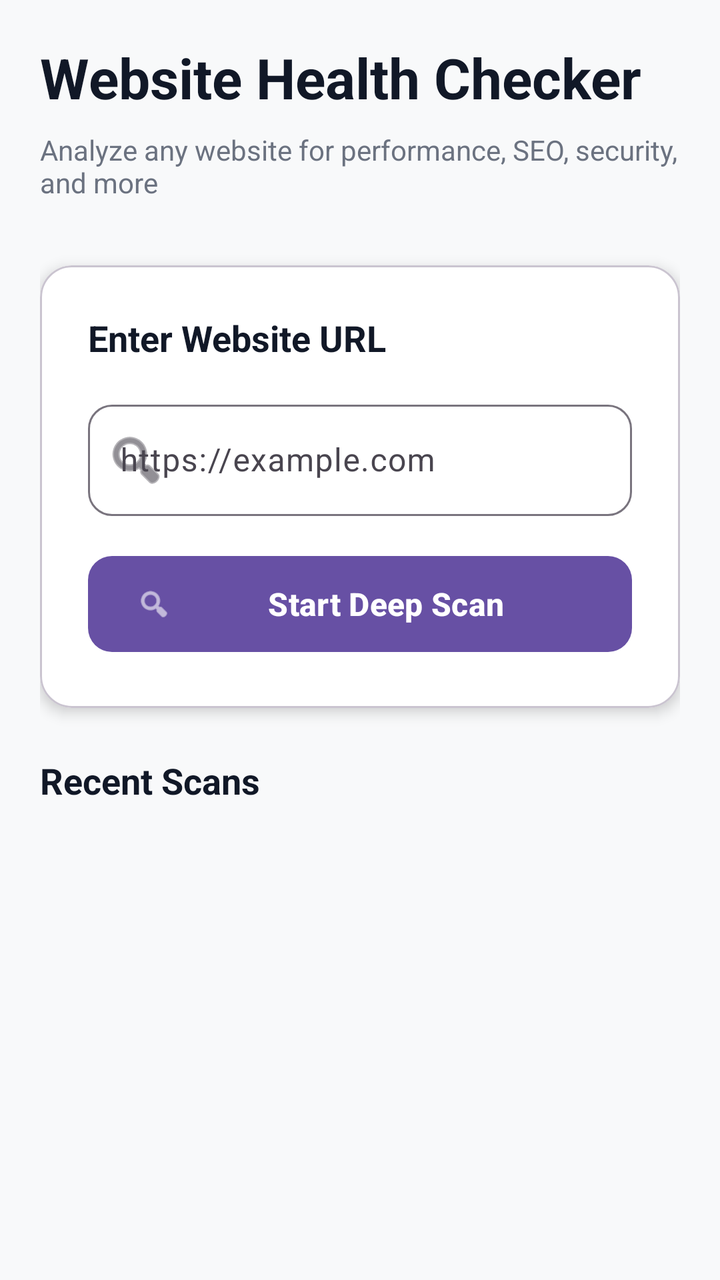
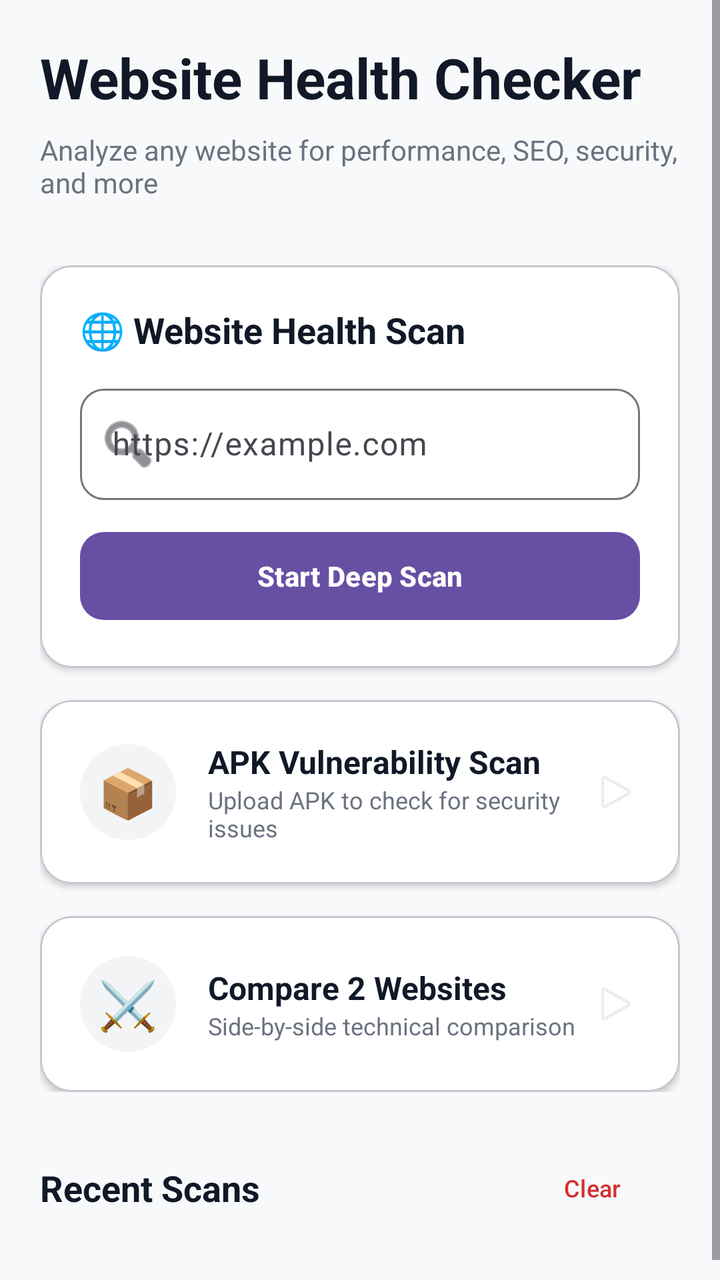

The first picture is an Android layout as it rendered before a commit; the second is the same layout after the commit. The layout source and the unified diff follow.
<!-- AndroidManifest.xml: application theme Theme.HealthChecker -->
<!-- res/layout/fragment_home.xml -->
<?xml version="1.0" encoding="utf-8"?>
<ScrollView xmlns:android="http://schemas.android.com/apk/res/android"
    xmlns:app="http://schemas.android.com/apk/res-auto"
    android:layout_width="match_parent"
    android:layout_height="match_parent"
    android:background="@color/md_theme_light_background">

    <LinearLayout
        android:layout_width="match_parent"
        android:layout_height="wrap_content"
        android:orientation="vertical"
        android:padding="20dp">

        
        <TextView
            android:layout_width="wrap_content"
            android:layout_height="wrap_content"
            android:text="Website Health Checker"
            android:textSize="28sp"
            android:textStyle="bold"
            android:textColor="@color/text_premium_primary"
            android:layout_marginBottom="8dp"/>

        <TextView
            android:layout_width="wrap_content"
            android:layout_height="wrap_content"
            android:text="Analyze any website for performance, SEO, security, and more"
            android:textSize="14sp"
            android:textColor="@color/text_premium_secondary"
            android:layout_marginBottom="32dp"/>

        
        <com.google.android.material.card.MaterialCardView
            android:layout_width="match_parent"
            android:layout_height="wrap_content"
            app:cardElevation="4dp"
            app:cardCornerRadius="16dp"
            app:cardBackgroundColor="@color/white"
            android:layout_marginBottom="24dp">

            <LinearLayout
                android:layout_width="match_parent"
                android:layout_height="wrap_content"
                android:orientation="vertical"
                android:padding="24dp">

                <TextView
                    android:layout_width="wrap_content"
                    android:layout_height="wrap_content"
                    android:text="Enter Website URL"
                    android:textSize="18sp"
                    android:textStyle="bold"
                    android:textColor="@color/text_premium_primary"
                    android:layout_marginBottom="16dp"/>

                
                <com.google.android.material.textfield.TextInputLayout
                    android:layout_width="match_parent"
                    android:layout_height="wrap_content"
                    android:hint="https://example.com"
                    app:startIconDrawable="@android:drawable/ic_menu_search"
                    app:boxCornerRadiusTopStart="12dp"
                    app:boxCornerRadiusTopEnd="12dp"
                    app:boxCornerRadiusBottomStart="12dp"
                    app:boxCornerRadiusBottomEnd="12dp"
                    android:layout_marginBottom="16dp">

                    <com.google.android.material.textfield.TextInputEditText
                        android:id="@+id/etUrl"
                        android:layout_width="match_parent"
                        android:layout_height="wrap_content"
                        android:inputType="textUri"/>
                </com.google.android.material.textfield.TextInputLayout>

                
                <com.google.android.material.button.MaterialButton
                    android:id="@+id/btnStartScan"
                    android:layout_width="match_parent"
                    android:layout_height="56dp"
                    android:text="Start Deep Scan"
                    android:textSize="16sp"
                    android:textStyle="bold"
                    app:cornerRadius="12dp"
                    app:icon="@android:drawable/ic_menu_search"
                    style="@style/Widget.Material3.Button"/>
            </LinearLayout>
        </com.google.android.material.card.MaterialCardView>

        
        <TextView
            android:layout_width="wrap_content"
            android:layout_height="wrap_content"
            android:text="Recent Scans"
            android:textSize="18sp"
            android:textStyle="bold"
            android:textColor="@color/text_premium_primary"
            android:layout_marginBottom="12dp"/>

        <androidx.recyclerview.widget.RecyclerView
            android:id="@+id/recyclerViewRecentScans"
            android:layout_width="match_parent"
            android:layout_height="wrap_content"/>
    </LinearLayout>
</ScrollView>
<!-- resources referenced by this layout -->
<resources>
  <color name="md_theme_light_background">#F8F9FA</color>
  <color name="text_premium_primary">#111827</color>
  <color name="text_premium_secondary">#6B7280</color>
  <color name="white">#FFFFFF</color>
  <style name="Theme.HealthChecker" parent="Theme.Material3.Light">
          <item name="colorPrimary">@color/md_theme_light_primary</item>
          <item name="colorOnPrimary">@color/md_theme_light_onPrimary</item>
          <item name="colorPrimaryContainer">@color/md_theme_light_primaryContainer</item>
          <item name="colorOnPrimaryContainer">@color/md_theme_light_onPrimaryContainer</item>
          <item name="colorSecondary">@color/md_theme_light_secondary</item>
          <item name="colorOnSecondary">@color/md_theme_light_onSecondary</item>
          <item name="colorSecondaryContainer">@color/md_theme_light_secondaryContainer</item>
          <item name="colorOnSecondaryContainer">@color/md_theme_light_onSecondaryContainer</item>
          <item name="colorTertiary">@color/md_theme_light_tertiary</item>
          <item name="colorOnTertiary">@color/md_theme_light_onTertiary</item>
          <item name="colorTertiaryContainer">@color/md_theme_light_tertiaryContainer</item>
          <item name="colorOnTertiaryContainer">@color/md_theme_light_onTertiaryContainer</item>
          <item name="colorError">@color/md_theme_light_error</item>
          <item name="colorOnError">@color/md_theme_light_onError</item>
          <item name="colorErrorContainer">@color/md_theme_light_errorContainer</item>
          <item name="colorOnErrorContainer">@color/md_theme_light_onErrorContainer</item>
          <item name="colorOutline">@color/md_theme_light_outline</item>
          <item name="android:colorBackground">@color/md_theme_light_background</item>
          <item name="colorOnBackground">@color/md_theme_light_onBackground</item>
          <item name="colorSurface">@color/md_theme_light_surface</item>
          <item name="colorOnSurface">@color/md_theme_light_onSurface</item>
          <item name="colorSurfaceVariant">@color/md_theme_light_surfaceVariant</item>
          <item name="colorOnSurfaceVariant">@color/md_theme_light_onSurfaceVariant</item>
      </style>
  <color name="md_theme_light_primary">#6750A4</color>
  <color name="md_theme_light_onPrimary">#FFFFFF</color>
  <color name="md_theme_light_primaryContainer">#EADDFF</color>
  <color name="md_theme_light_onPrimaryContainer">#21005D</color>
  <color name="md_theme_light_secondary">#625B71</color>
  <color name="md_theme_light_onSecondary">#FFFFFF</color>
  <color name="md_theme_light_secondaryContainer">#E8DEF8</color>
  <color name="md_theme_light_onSecondaryContainer">#1D192B</color>
  <color name="md_theme_light_tertiary">#7D5260</color>
  <color name="md_theme_light_onTertiary">#FFFFFF</color>
  <color name="md_theme_light_tertiaryContainer">#FFD8E4</color>
  <color name="md_theme_light_onTertiaryContainer">#31111D</color>
  <color name="md_theme_light_error">#B3261E</color>
  <color name="md_theme_light_onError">#FFFFFF</color>
  <color name="md_theme_light_errorContainer">#F9DEDC</color>
  <color name="md_theme_light_onErrorContainer">#410E0B</color>
  <color name="md_theme_light_outline">#79747E</color>
  <color name="md_theme_light_onBackground">#1F2937</color>
  <color name="md_theme_light_surface">#FFFBFE</color>
  <color name="md_theme_light_onSurface">#1C1B1F</color>
  <color name="md_theme_light_surfaceVariant">#E7E0EC</color>
  <color name="md_theme_light_onSurfaceVariant">#49454F</color>
</resources>

<!-- the commit's change to res/layout/fragment_home.xml (unified diff, before → after) -->
@@ -30,71 +30,209 @@
             android:layout_marginBottom="32dp"/>
 
         
-        <com.google.android.material.card.MaterialCardView
+        <LinearLayout
             android:layout_width="match_parent"
             android:layout_height="wrap_content"
-            app:cardElevation="4dp"
-            app:cardCornerRadius="16dp"
-            app:cardBackgroundColor="@color/white"
+            android:orientation="vertical"
             android:layout_marginBottom="24dp">
 
-            <LinearLayout
+            
+            <com.google.android.material.card.MaterialCardView
                 android:layout_width="match_parent"
                 android:layout_height="wrap_content"
-                android:orientation="vertical"
-                android:padding="24dp">
-
-                <TextView
-                    android:layout_width="wrap_content"
-                    android:layout_height="wrap_content"
-                    android:text="Enter Website URL"
-                    android:textSize="18sp"
-                    android:textStyle="bold"
-                    android:textColor="@color/text_premium_primary"
-                    android:layout_marginBottom="16dp"/>
-
-                
-                <com.google.android.material.textfield.TextInputLayout
+                app:cardElevation="2dp"
+                app:cardCornerRadius="16dp"
+                app:cardBackgroundColor="@color/white"
+                android:layout_marginBottom="16dp">
+
+                <LinearLayout
                     android:layout_width="match_parent"
                     android:layout_height="wrap_content"
-                    android:hint="https://example.com"
-                    app:startIconDrawable="@android:drawable/ic_menu_search"
-                    app:boxCornerRadiusTopStart="12dp"
-                    app:boxCornerRadiusTopEnd="12dp"
-                    app:boxCornerRadiusBottomStart="12dp"
-                    app:boxCornerRadiusBottomEnd="12dp"
-                    android:layout_marginBottom="16dp">
-
-                    <com.google.android.material.textfield.TextInputEditText
-                        android:id="@+id/etUrl"
+                    android:orientation="vertical"
+                    android:padding="20dp">
+
+                    <TextView
+                        android:layout_width="wrap_content"
+                        android:layout_height="wrap_content"
+                        android:text="🌐 Website Health Scan"
+                        android:textSize="18sp"
+                        android:textStyle="bold"
+                        android:textColor="@color/text_premium_primary"
+                        android:layout_marginBottom="12dp"/>
+
+                    <com.google.android.material.textfield.TextInputLayout
                         android:layout_width="match_parent"
                         android:layout_height="wrap_content"
-                        android:inputType="textUri"/>
-                </com.google.android.material.textfield.TextInputLayout>
-
-                
-                <com.google.android.material.button.MaterialButton
-                    android:id="@+id/btnStartScan"
+                        android:hint="https://example.com"
+                        app:startIconDrawable="@android:drawable/ic_menu_search"
+                        app:boxCornerRadiusTopStart="12dp"
+                        app:boxCornerRadiusTopEnd="12dp"
+                        app:boxCornerRadiusBottomStart="12dp"
+                        app:boxCornerRadiusBottomEnd="12dp"
+                        android:layout_marginBottom="12dp">
+
+                        <com.google.android.material.textfield.TextInputEditText
+                            android:id="@+id/etUrl"
+                            android:layout_width="match_parent"
+                            android:layout_height="wrap_content"
+                            android:inputType="textUri"/>
+                    </com.google.android.material.textfield.TextInputLayout>
+
+                    <com.google.android.material.button.MaterialButton
+                        android:id="@+id/btnStartScan"
+                        android:layout_width="match_parent"
+                        android:layout_height="52dp"
+                        android:text="Start Deep Scan"
+                        android:textStyle="bold"
+                        app:cornerRadius="12dp"
+                        style="@style/Widget.Material3.Button"/>
+                </LinearLayout>
+            </com.google.android.material.card.MaterialCardView>
+
+            
+            <com.google.android.material.card.MaterialCardView
+                android:id="@+id/cardApkAnalysis"
+                android:layout_width="match_parent"
+                android:layout_height="wrap_content"
+                app:cardElevation="2dp"
+                app:cardCornerRadius="16dp"
+                app:cardBackgroundColor="@color/white"
+                android:clickable="true"
+                android:focusable="true"
+                android:foreground="?attr/selectableItemBackground"
+                android:layout_marginBottom="16dp">
+
+                <LinearLayout
                     android:layout_width="match_parent"
-                    android:layout_height="56dp"
-                    android:text="Start Deep Scan"
-                    android:textSize="16sp"
-                    android:textStyle="bold"
-                    app:cornerRadius="12dp"
-                    app:icon="@android:drawable/ic_menu_search"
-                    style="@style/Widget.Material3.Button"/>
-            </LinearLayout>
-        </com.google.android.material.card.MaterialCardView>
-
-        
-        <TextView
-            android:layout_width="wrap_content"
-            android:layout_height="wrap_content"
-            android:text="Recent Scans"
-            android:textSize="18sp"
-            android:textStyle="bold"
-            android:textColor="@color/text_premium_primary"
-            android:layout_marginBottom="12dp"/>
+                    android:layout_height="wrap_content"
+                    android:orientation="horizontal"
+                    android:padding="20dp"
+                    android:gravity="center_vertical">
+
+                    <TextView
+                        android:layout_width="48dp"
+                        android:layout_height="48dp"
+                        android:text="📦"
+                        android:textSize="24sp"
+                        android:gravity="center"
+                        android:background="@drawable/bg_circle_premium"
+                        android:layout_marginEnd="16dp"/>
+
+                    <LinearLayout
+                        android:layout_width="0dp"
+                        android:layout_height="wrap_content"
+                        android:layout_weight="1"
+                        android:orientation="vertical">
+
+                        <TextView
+                            android:layout_width="wrap_content"
+                            android:layout_height="wrap_content"
+                            android:text="APK Vulnerability Scan"
+                            android:textSize="16sp"
+                            android:textStyle="bold"
+                            android:textColor="@color/text_premium_primary"/>
+
+                        <TextView
+                            android:layout_width="wrap_content"
+                            android:layout_height="wrap_content"
+                            android:text="Upload APK to check for security issues"
+                            android:textSize="12sp"
+                            android:textColor="@color/text_premium_secondary"/>
+                    </LinearLayout>
+
+                    <ImageView
+                        android:layout_width="24dp"
+                        android:layout_height="24dp"
+                        android:src="@android:drawable/ic_media_play"
+                        android:alpha="0.3"/>
+                </LinearLayout>
+            </com.google.android.material.card.MaterialCardView>
+
+            
+            <com.google.android.material.card.MaterialCardView
+                android:id="@+id/cardCompareWebsites"
+                android:layout_width="match_parent"
+                android:layout_height="wrap_content"
+                app:cardElevation="2dp"
+                app:cardCornerRadius="16dp"
+                app:cardBackgroundColor="@color/white"
+                android:clickable="true"
+                android:focusable="true"
+                android:foreground="?attr/selectableItemBackground">
+
+                <LinearLayout
+                    android:layout_width="match_parent"
+                    android:layout_height="wrap_content"
+                    android:orientation="horizontal"
+                    android:padding="20dp"
+                    android:gravity="center_vertical">
+
+                    <TextView
+                        android:layout_width="48dp"
+                        android:layout_height="48dp"
+                        android:text="⚔️"
+                        android:textSize="24sp"
+                        android:gravity="center"
+                        android:background="@drawable/bg_circle_premium"
+                        android:layout_marginEnd="16dp"/>
+
+                    <LinearLayout
+                        android:layout_width="0dp"
+                        android:layout_height="wrap_content"
+                        android:layout_weight="1"
+                        android:orientation="vertical">
+
+                        <TextView
+                            android:layout_width="wrap_content"
+                            android:layout_height="wrap_content"
+                            android:text="Compare 2 Websites"
+                            android:textSize="16sp"
+                            android:textStyle="bold"
+                            android:textColor="@color/text_premium_primary"/>
+
+                        <TextView
+                            android:layout_width="wrap_content"
+                            android:layout_height="wrap_content"
+                            android:text="Side-by-side technical comparison"
+                            android:textSize="12sp"
+                            android:textColor="@color/text_premium_secondary"/>
+                    </LinearLayout>
+
+                    <ImageView
+                        android:layout_width="24dp"
+                        android:layout_height="24dp"
+                        android:src="@android:drawable/ic_media_play"
+                        android:alpha="0.3"/>
+                </LinearLayout>
+            </com.google.android.material.card.MaterialCardView>
+        </LinearLayout>
+
+        <RelativeLayout
+            android:layout_width="match_parent"
+            android:layout_height="wrap_content"
+            android:layout_marginBottom="12dp">
+
+            <TextView
+                android:layout_width="wrap_content"
+                android:layout_height="wrap_content"
+                android:layout_alignParentStart="true"
+                android:layout_centerVertical="true"
+                android:text="Recent Scans"
+                android:textColor="@color/text_premium_primary"
+                android:textSize="18sp"
+                android:textStyle="bold" />
+
+            <com.google.android.material.button.MaterialButton
+                android:id="@+id/btnClearRecent"
+                style="@style/Widget.Material3.Button.TextButton"
+                android:layout_width="wrap_content"
+                android:layout_height="wrap_content"
+                android:layout_alignParentEnd="true"
+                android:layout_centerVertical="true"
+                android:text="Clear"
+                android:textColor="@color/critical_red"
+                android:textSize="12sp" />
+        </RelativeLayout>
 
         <androidx.recyclerview.widget.RecyclerView
             android:id="@+id/recyclerViewRecentScans"
<!-- resource entries referenced after the edit -->
@@ -1,9 +1,17 @@
 <!-- resources referenced by this layout -->
 <resources>
+  <color name="critical_red">#D32F2F</color>
   <color name="md_theme_light_background">#F8F9FA</color>
   <color name="text_premium_primary">#111827</color>
   <color name="text_premium_secondary">#6B7280</color>
   <color name="white">#FFFFFF</color>
+  <!-- drawable bg_circle_premium (drawable) -->
+  <?xml version="1.0" encoding="utf-8"?>
+  <shape xmlns:android="http://schemas.android.com/apk/res/android"
+      android:shape="oval">
+      <solid android:color="#F3F4F6"/>
+      <size android:width="48dp" android:height="48dp"/>
+  </shape>
   <style name="Theme.HealthChecker" parent="Theme.Material3.Light">
           <item name="colorPrimary">@color/md_theme_light_primary</item>
           <item name="colorOnPrimary">@color/md_theme_light_onPrimary</item>
